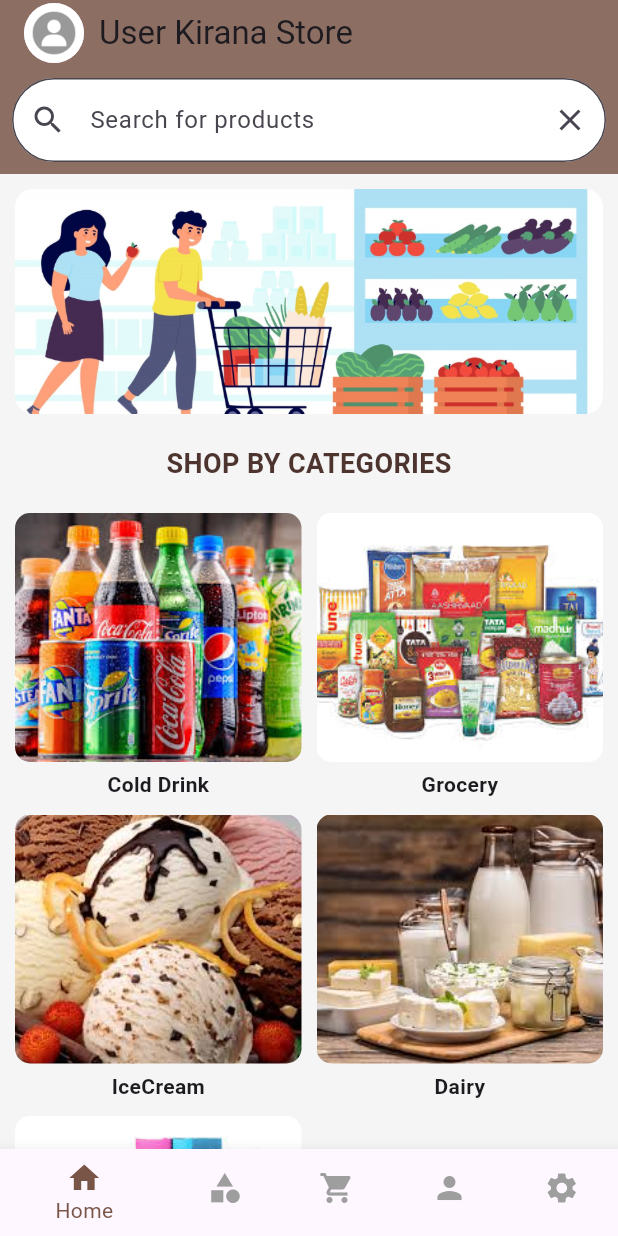
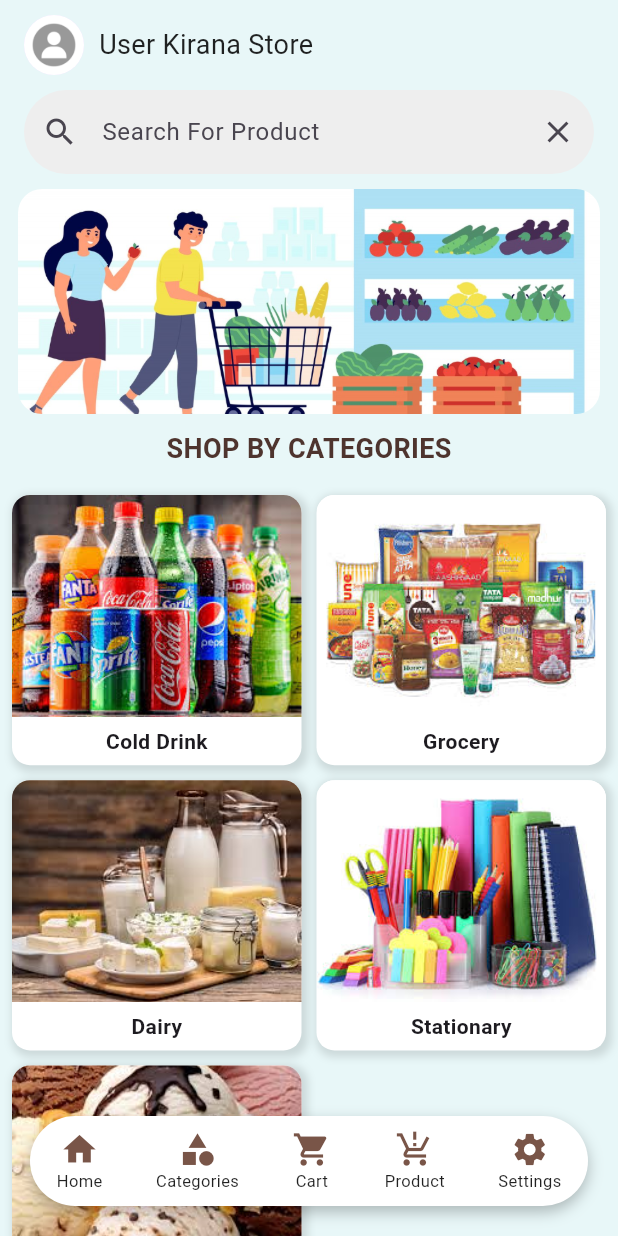
Before and after one commit to Vishal-codes-25/pos-system-app, a Flutter app: the HomePage screen opened by its route, item 5 of the bottom bar chosen, after a tap on "Logout", on a phone screen of 412 x 824 dp. Run offline on Flutter 3.47's test engine with Material 3 defaults, Android fonts, the phone set to English and light mode, and no system bars.

Commit message:
Nevigation bar updated

```diff
--- a/lib/home.dart
+++ b/lib/home.dart
@@ -5,60 +5,73 @@ class HomePage extends StatelessWidget {
   final List<Map<String, String>> categories = [
     {'name': 'Cold Drink', 'image': 'assets/images/cold_drink.jpg'},
     {'name': 'Grocery', 'image': 'assets/images/grocery.jpg'},
-    {'name': 'IceCream', 'image': 'assets/images/ice_cream.jpg'},
     {'name': 'Dairy', 'image': 'assets/images/dairy.jpg'},
     {'name': 'Stationary', 'image': 'assets/images/stationary.jpg'},
+    {'name': 'Ice Cream', 'image': 'assets/images/ice_cream.jpg'},
   ];
 
   @override
   Widget build(BuildContext context) {
     return Scaffold(
-      backgroundColor: Colors.grey[100],
-      appBar: AppBar(
-        automaticallyImplyLeading: false,
-        backgroundColor: Colors.brown[400],
-        title: Row(
+      backgroundColor: const Color(0xFFE8F7F8), // Soft background
+      body: Stack(
+        children: [
+          SafeArea(
+            child: SingleChildScrollView(
+              padding: const EdgeInsets.only(bottom: 80), // Space for nav bar
+              child: Column(
+                children: [
+                  // User info
+                  Padding(
+                    padding: const EdgeInsets.symmetric(horizontal: 16, vertical: 10),
+                    child: Row(
                       children: [
                         CircleAvatar(
                           backgroundImage: AssetImage('assets/images/userimage.jpg'),
                         ),
                         SizedBox(width: 10),
-            Text("User Kirana Store"),
+                        Text(
+                          "User Kirana Store",
+                          style: TextStyle(fontSize: 18, color: Colors.black87),
+                        ),
                       ],
                     ),
-        bottom: PreferredSize(
-          preferredSize: Size.fromHeight(60),
-          child: Padding(
-            padding: const EdgeInsets.all(8.0),
+                  ),
+
+                  // Search bar
+                  Padding(
+                    padding: const EdgeInsets.symmetric(horizontal: 16),
                     child: TextField(
                       decoration: InputDecoration(
-                hintText: "Search for products",
+                        hintText: "Search For Product",
+                        prefixIcon: Icon(Icons.search),
+                        suffixIcon: Icon(Icons.clear),
                         filled: true,
-                fillColor: Colors.white,
-                prefixIcon: Icon(Icons.search),
-                suffixIcon: Icon(Icons.close),
+                        fillColor: Colors.grey[200],
                         border: OutlineInputBorder(
                           borderRadius: BorderRadius.circular(30),
+                          borderSide: BorderSide.none,
                         ),
                       ),
                     ),
                   ),
-        ),
-      ),
-      body: Column(
-        children: [
+                  SizedBox(height: 10),
+
+                  // 🖼️ Banner image
                   Container(
-            margin: EdgeInsets.all(10),
+                    margin: EdgeInsets.symmetric(horizontal: 12),
                     height: 150,
                     decoration: BoxDecoration(
+                      borderRadius: BorderRadius.circular(16),
                       image: DecorationImage(
                         image: AssetImage('assets/images/shopingcartimage.png'),
                         fit: BoxFit.cover,
                       ),
-              borderRadius: BorderRadius.circular(12),
                     ),
                   ),
                   SizedBox(height: 10),
+
+                  // Title
                   Text(
                     "SHOP BY CATEGORIES",
                     style: TextStyle(
@@ -68,57 +81,121 @@ class HomePage extends StatelessWidget {
                     ),
                   ),
                   SizedBox(height: 10),
-          Expanded(
-            child: GridView.count(
-              padding: EdgeInsets.all(10),
+
+                  // Category Grid
+                  Padding(
+                    padding: const EdgeInsets.all(8.0),
+                    child: GridView.builder(
+                      shrinkWrap: true,
+                      physics: NeverScrollableScrollPhysics(),
+                      itemCount: categories.length,
+                      gridDelegate: SliverGridDelegateWithFixedCrossAxisCount(
                         crossAxisCount: 2,
+                        childAspectRatio: 3 / 2.8,
                         crossAxisSpacing: 10,
                         mainAxisSpacing: 10,
-              children: categories.map((category) {
-                return Column(
+                      ),
+                      itemBuilder: (context, index) {
+                        final category = categories[index];
+                        return Container(
+                          decoration: BoxDecoration(
+                            color: Colors.white,
+                            borderRadius: BorderRadius.circular(12),
+                            boxShadow: [
+                              BoxShadow(
+                                color: Colors.black12,
+                                blurRadius: 4,
+                                spreadRadius: 2,
+                                offset: Offset(2, 2),
+                              ),
+                            ],
+                          ),
+                          child: Column(
                             children: [
                               Expanded(
-                      child: Container(
-                        decoration: BoxDecoration(
-                          image: DecorationImage(
-                            image: AssetImage(category['image']!),
+                                child: ClipRRect(
+                                  borderRadius:
+                                  BorderRadius.vertical(top: Radius.circular(12)),
+                                  child: Image.asset(
+                                    category['image']!,
                                     fit: BoxFit.cover,
-                          ),
-                          borderRadius: BorderRadius.circular(10),
+                                    width: double.infinity,
                                   ),
                                 ),
                               ),
-                    SizedBox(height: 5),
-                    Text(
+                              Padding(
+                                padding: const EdgeInsets.all(6.0),
+                                child: Text(
                                   category['name']!,
                                   style: TextStyle(fontWeight: FontWeight.bold),
-                    ),
-                  ],
-                );
-              }).toList(),
                                 ),
                               ),
                             ],
                           ),
-      bottomNavigationBar: BottomNavigationBar(
-        currentIndex: 0,
-        selectedItemColor: Colors.brown,
-        unselectedItemColor: Colors.grey,
-        onTap: (index) {
+                        );
+                      },
+                    ),
+                  ),
+                ],
+              ),
+            ),
+          ),
+
+          // 🍰 Floating bottom navigation bar
+          Positioned(
+            left: 20,
+            right: 20,
+            bottom: 20,
+            child: Container(
+              height: 60,
+              decoration: BoxDecoration(
+                color: Colors.white,
+                borderRadius: BorderRadius.circular(30),
+                boxShadow: [
+                  BoxShadow(
+                    color: Colors.black26,
+                    blurRadius: 8,
+                    offset: Offset(0, 4),
+                  ),
+                ],
+              ),
+              child: Row(
+                mainAxisAlignment: MainAxisAlignment.spaceAround,
+                children: [
+                  navIcon(Icons.home, "Home", 0, context),
+                  navIcon(Icons.category, "Categories", 1, context),
+                  navIcon(Icons.shopping_cart, "Cart", 2, context),
+                  navIcon(Icons.production_quantity_limits, "Product", 3, context),
+                  navIcon(Icons.settings, "Settings", 4, context),
+                ],
+              ),
+            ),
+          ),
+        ],
+      ),
+    );
+  }
+
+  // Navigation Icon Button
+  Widget navIcon(IconData icon, String label, int index, BuildContext context) {
+    return GestureDetector(
+      onTap: () {
         if (index == 4) {
           Navigator.push(
             context,
             MaterialPageRoute(builder: (_) => SettingsPage()),
           );
         }
-          // You can add navigation logic for other indexes here
+        // Add more navigation logic as needed
       },
-        items: const [
-          BottomNavigationBarItem(icon: Icon(Icons.home), label: "Home"),
-          BottomNavigationBarItem(icon: Icon(Icons.category), label: "Categories"),
-          BottomNavigationBarItem(icon: Icon(Icons.shopping_cart), label: "Cart"),
-          BottomNavigationBarItem(icon: Icon(Icons.person), label: "Profile"),
-          BottomNavigationBarItem(icon: Icon(Icons.settings), label: "Settings"),
+      child: Column(
+        mainAxisSize: MainAxisSize.min,
+        children: [
+          Icon(icon, color: Colors.brown, size: 26),
+          Text(
+            label,
+            style: TextStyle(fontSize: 11, color: Colors.black87),
+          ),
         ],
       ),
     );
--- a/lib/settings.dart
+++ b/lib/settings.dart
@@ -1,38 +1,42 @@
 import 'package:flutter/material.dart';
 import 'home.dart';
+//import 'categories.dart';
+//import 'cart.dart';
+//import 'product.dart';
+import 'settings.dart';
 
-class SettingsPage extends StatelessWidget {
-  void navigateTo(BuildContext context, Widget page) {
-    Navigator.push(
-      context,
-      MaterialPageRoute(builder: (_) => page),
-    );
+class SettingsPage extends StatefulWidget {
+  @override
+  _SettingsPageState createState() => _SettingsPageState();
+}
+
+class _SettingsPageState extends State<SettingsPage> {
+  int _selectedIndex = 4;
+
+  final List<Widget> _screens = [
+    HomePage(),
+  //  CategoriesPage(),
+  //  CartPage(),
+  //  ProductPage(),
+    SettingsPage(), // current page
+  ];
+
+  void _onItemTapped(int index) {
+    if (index != _selectedIndex) {
+      Navigator.pushReplacement(
+        context,
+        MaterialPageRoute(builder: (_) => _screens[index]),
+      );
+    }
   }
 
   @override
   Widget build(BuildContext context) {
     return Scaffold(
+      extendBody: true,
       backgroundColor: Colors.grey[200],
-      bottomNavigationBar: BottomNavigationBar(
-        currentIndex: 4,
-        selectedItemColor: Colors.black,
-        unselectedItemColor: Colors.grey,
-        onTap: (index) {
-          if (index == 0) {
-            Navigator.push(context, MaterialPageRoute(builder: (_) => HomePage()));
-          }
-          // Add other page navigations as needed
-        },
-        items: const [
-          BottomNavigationBarItem(icon: Icon(Icons.home), label: 'Home'),
-          BottomNavigationBarItem(icon: Icon(Icons.category), label: 'Categories'),
-          BottomNavigationBarItem(icon: Icon(Icons.shopping_cart), label: 'Cart'),
-          BottomNavigationBarItem(icon: Icon(Icons.person), label: 'Profile'),
-          BottomNavigationBarItem(icon: Icon(Icons.settings), label: 'Settings'),
-        ],
-      ),
       appBar: AppBar(
-        backgroundColor: Color(0xFFB38E5D), // Gold-brown header
+        backgroundColor: Color(0xFFB38E5D),
         title: const Text('Settings'),
         leading: const Icon(Icons.settings),
       ),
@@ -50,6 +54,48 @@ class SettingsPage extends StatelessWidget {
           ],
         ),
       ),
+      // Layered Navigation Bar
+      bottomNavigationBar: Padding(
+        padding: const EdgeInsets.only(bottom: 16.0, left: 16.0, right: 16.0),
+        child: Container(
+          height: 60,
+          decoration: BoxDecoration(
+            color: Colors.white,
+            borderRadius: BorderRadius.circular(30),
+            boxShadow: [
+              BoxShadow(
+                color: Colors.black12,
+                blurRadius: 10,
+                offset: Offset(0, 4),
+              ),
+            ],
+          ),
+          child: Row(
+            mainAxisAlignment: MainAxisAlignment.spaceAround,
+            children: [
+              _buildNavItem(Icons.home, 0),
+              _buildNavItem(Icons.category, 1),
+              _buildNavItem(Icons.shopping_cart, 2),
+              _buildNavItem(Icons.production_quantity_limits, 3),
+              _buildNavItem(Icons.settings, 4),
+            ],
+          ),
+        ),
+      ),
+    );
+  }
+
+  Widget _buildNavItem(IconData icon, int index) {
+    return GestureDetector(
+      onTap: () => _onItemTapped(index),
+      child: CircleAvatar(
+        backgroundColor: _selectedIndex == index ? Colors.brown[300] : Colors.transparent,
+        radius: 22,
+        child: Icon(
+          icon,
+          color: _selectedIndex == index ? Colors.white : Colors.grey[600],
+        ),
+      ),
     );
   }
 
@@ -57,9 +103,7 @@ class SettingsPage extends StatelessWidget {
     return Container(
       margin: const EdgeInsets.only(bottom: 15),
       child: ElevatedButton(
-        onPressed: () {
-          // Add individual navigation if needed
-        },
+        onPressed: () {},
         style: ElevatedButton.styleFrom(
           backgroundColor: Color(0xFFB38E5D),
           minimumSize: Size(double.infinity, 50),
@@ -79,7 +123,7 @@ class SettingsPage extends StatelessWidget {
   Widget logoutButton(BuildContext context) {
     return ElevatedButton(
       onPressed: () {
-        Navigator.pop(context); // or Navigator.push to login page
+        Navigator.pop(context); // Or push login screen
       },
       style: ElevatedButton.styleFrom(
         backgroundColor: Color(0xFFB38E5D),
--- a/pubspec.yaml
+++ b/pubspec.yaml
@@ -59,6 +59,7 @@ flutter:
     - assets/images/stationary.jpg
     - assets/images/shopingcartimage.png
     - assets/images/userimage.jpg
+    - assets/images/shopping_banner.jpg
   # The following line ensures that the Material Icons font is
   # included with your application, so that you can use the icons in
   # the material Icons class.
```
Also changed, not shown: lib/ayered_nav_screen.dart (added, +84 -0 lines), assets/images/shopping_banner.jpg (added). Lines whose indentation alone changed are shown as unchanged.
